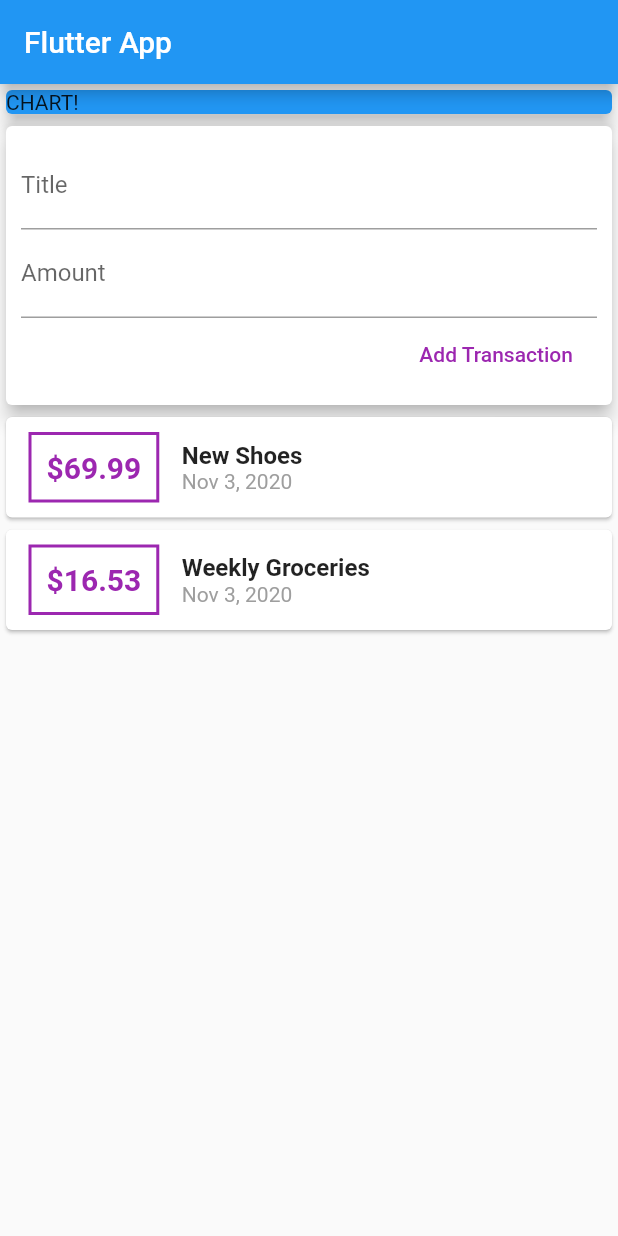
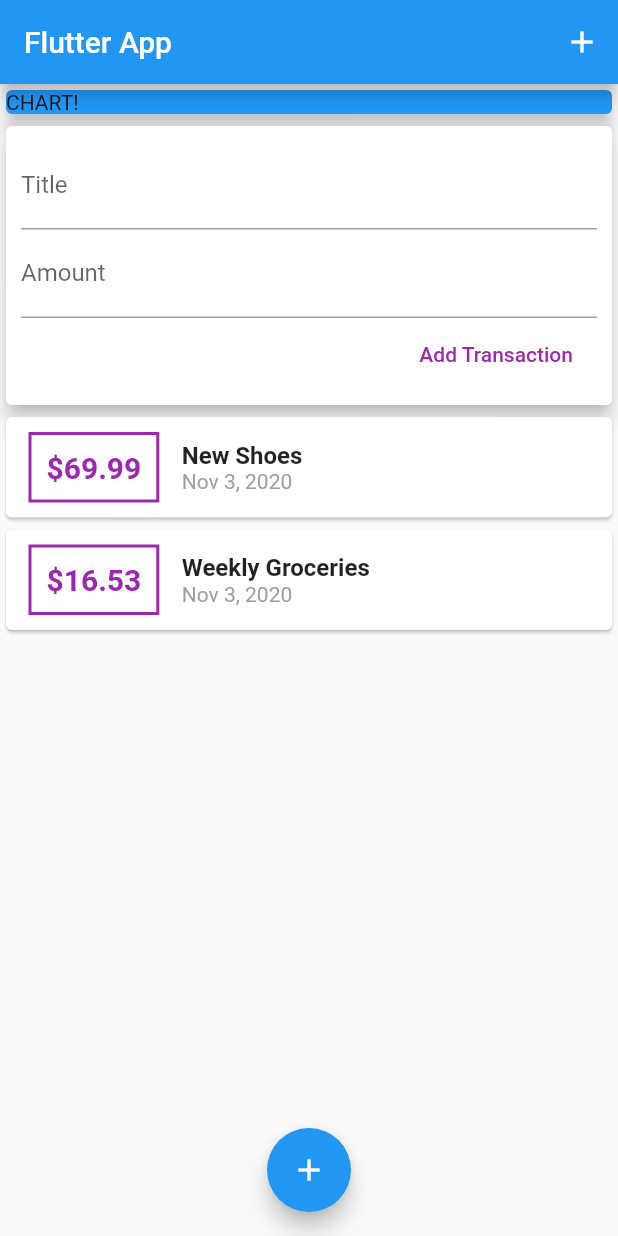
Before and after one commit to sylim2357/flutter-tutorial, a Flutter app: the screen it shows after launch, after a tap on "Add Transaction", on a phone screen of 412 x 824 dp. Run offline on Flutter 3.47's test engine with Material 2 defaults, Android fonts, the phone set to English and light mode, and no system bars.

Commit message:
91 floatingbutton, listview

```diff
--- a/personal_expense/lib/main.dart
+++ b/personal_expense/lib/main.dart
@@ -23,8 +23,15 @@ class MyHomePage extends StatelessWidget {
     return Scaffold(
       appBar: AppBar(
         title: Text('Flutter App'),
+        actions: [
+          IconButton(
+            icon: Icon(Icons.add),
+            onPressed: () {},
+          )
+        ],
       ),
-      body: Column(
+      body: SingleChildScrollView(
+        child: Column(
           crossAxisAlignment: CrossAxisAlignment.stretch,
           children: <Widget>[
             Container(
@@ -38,6 +45,12 @@ class MyHomePage extends StatelessWidget {
             UserTransactions(),
           ],
         ),
+      ),
+      floatingActionButtonLocation: FloatingActionButtonLocation.centerFloat,
+      floatingActionButton: FloatingActionButton(
+        child: Icon(Icons.add),
+        onPressed: () {},
+      ),
     );
   }
 }
--- a/personal_expense/lib/widgets/new_transaction.dart
+++ b/personal_expense/lib/widgets/new_transaction.dart
@@ -6,6 +6,20 @@ class NewTransaction extends StatelessWidget {
   final amountController = TextEditingController();
 
   NewTransaction(this.addTx);
+
+  void submitData() {
+    final enteredTitle = this.titleController.text;
+    final enteredAmount = double.parse(this.amountController.text);
+
+    if (enteredTitle.isEmpty || enteredAmount <= 0) {
+      return;
+    }
+
+    this.addTx(
+      enteredTitle,
+      enteredAmount,
+    );
+  }
 
   @override
   Widget build(BuildContext context) {
@@ -19,22 +33,18 @@ class NewTransaction extends StatelessWidget {
             TextField(
               decoration: InputDecoration(labelText: 'Title'),
               controller: this.titleController,
+              onSubmitted: (_) => this.submitData(),
             ),
             TextField(
               decoration: InputDecoration(labelText: 'Amount'),
               controller: this.amountController,
+              keyboardType: TextInputType.numberWithOptions(decimal: true),
+              onSubmitted: (_) => this.submitData(),
             ),
             FlatButton(
               child: Text('Add Transaction'),
               textColor: Colors.purple,
-              onPressed: () {
-                this.addTx(
-                  titleController.text,
-                  double.parse(amountController.text),
-                );
-                print(this.titleController.text);
-                print(this.amountController.text);
-              },
+              onPressed: this.submitData,
             )
           ],
         ),
--- a/personal_expense/lib/widgets/transaction_list.dart
+++ b/personal_expense/lib/widgets/transaction_list.dart
@@ -10,8 +10,10 @@ class TransactionList extends StatelessWidget {
 
   @override
   Widget build(BuildContext context) {
-    return Column(
-      children: this.transactions.map((tx) {
+    return Container(
+      height: 300,
+      child: ListView.builder(
+        itemBuilder: (ctx, i) {
           return Card(
             child: Row(
               children: [
@@ -28,7 +30,7 @@ class TransactionList extends StatelessWidget {
                   ),
                   padding: EdgeInsets.all(10),
                   child: Text(
-                  '\$${tx.amount}',
+                    '\$${transactions[i].amount.toStringAsFixed(2)}',
                     style: TextStyle(
                       fontWeight: FontWeight.bold,
                       fontSize: 20,
@@ -39,13 +41,13 @@ class TransactionList extends StatelessWidget {
                 Column(
                   crossAxisAlignment: CrossAxisAlignment.start,
                   children: [
-                  Text(tx.title,
+                    Text(this.transactions[i].title,
                         style: TextStyle(
                           fontSize: 16,
                           fontWeight: FontWeight.bold,
                         )),
                     Text(
-                    DateFormat.yMMMd().format(tx.date),
+                      DateFormat.yMMMd().format(this.transactions[i].date),
                       style: TextStyle(color: Colors.grey),
                     ),
                   ],
@@ -53,7 +55,9 @@ class TransactionList extends StatelessWidget {
               ],
             ),
           );
-      }).toList(),
+        },
+        itemCount: this.transactions.length,
+      ),
     );
   }
 }
```
Lines whose indentation alone changed are shown as unchanged.
